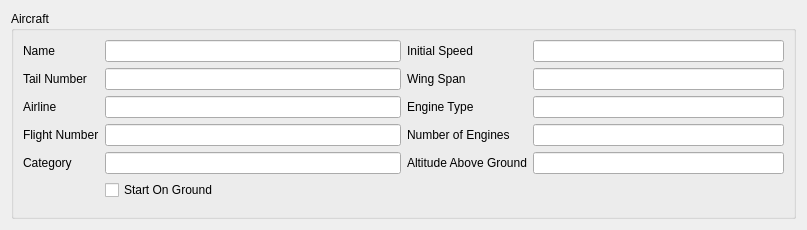
till213/SkyDolly, file src/UserInterface/src/Widgets/AircraftTypeWidget.ui: the form before one commit.
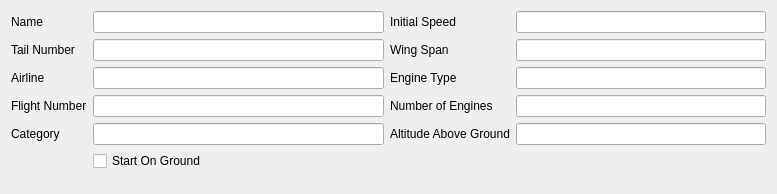
The form after the commit.

Patch:
```diff
--- a/src/UserInterface/src/Widgets/AircraftTypeWidget.ui
+++ b/src/UserInterface/src/Widgets/AircraftTypeWidget.ui
@@ -6,28 +6,13 @@
    <rect>
     <x>0</x>
     <y>0</y>
-    <width>807</width>
-    <height>230</height>
+    <width>777</width>
+    <height>194</height>
    </rect>
   </property>
   <property name="windowTitle">
    <string>Form</string>
   </property>
-  <layout class="QGridLayout" name="gridLayout_3">
-   <property name="sizeConstraint">
-    <enum>QLayout::SetDefaultConstraint</enum>
-   </property>
-   <item row="0" column="0">
-    <widget class="QGroupBox" name="groupBox_4">
-     <property name="minimumSize">
-      <size>
-       <width>0</width>
-       <height>0</height>
-      </size>
-     </property>
-     <property name="title">
-      <string>Aircraft</string>
-     </property>
      <layout class="QGridLayout" name="gridLayout">
       <item row="0" column="0">
        <layout class="QFormLayout" name="formLayout">
@@ -273,9 +258,6 @@
          </widget>
         </item>
        </layout>
-      </item>
-     </layout>
-    </widget>
    </item>
   </layout>
  </widget>
```
Lines whose indentation alone changed are shown as unchanged.
